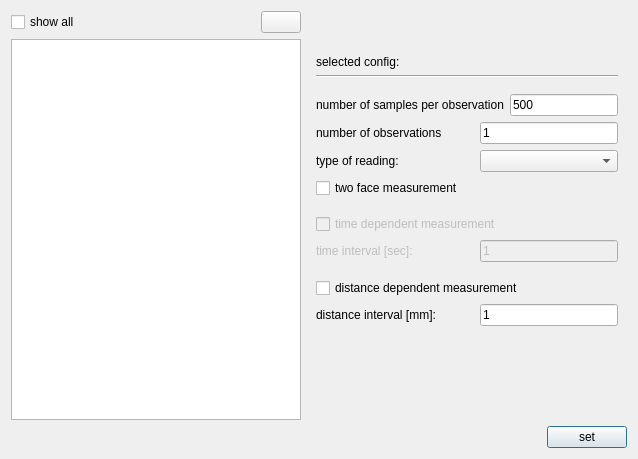
The window that ui/dialogs/measurementconfigurationdialog.ui (OpenIndy/OpenIndy) describes before a commit, drawn with Qt 5.
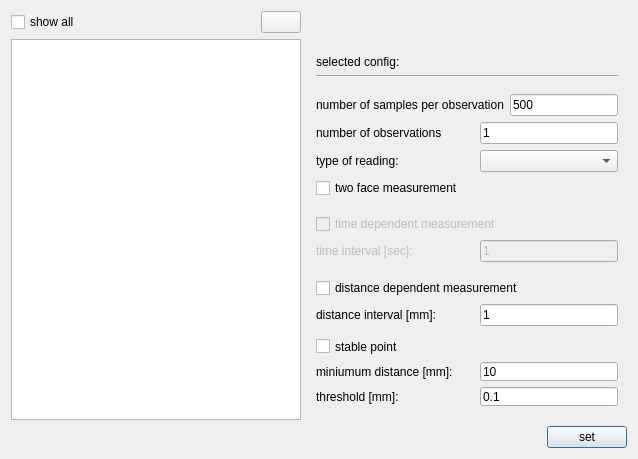
The same window after the commit. Icons and pictures are not drawn.

Commit message: OI-496: stable point ui

```diff
--- a/ui/dialogs/measurementconfigurationdialog.ui
+++ b/ui/dialogs/measurementconfigurationdialog.ui
@@ -321,11 +321,77 @@
             <property name="sizeHint" stdset="0">
              <size>
               <width>20</width>
-              <height>40</height>
+              <height>10</height>
              </size>
             </property>
            </spacer>
           </item>
+          <item>
+           <layout class="QVBoxLayout" name="verticalLayout_stablePoint">
+            <property name="topMargin">
+             <number>5</number>
+            </property>
+            <property name="bottomMargin">
+             <number>5</number>
+            </property>
+            <item>
+             <widget class="QCheckBox" name="checkBox_isStablePoint">
+              <property name="text">
+               <string>stable point</string>
+              </property>
+             </widget>
+            </item>
+            <item>
+             <layout class="QHBoxLayout" name="horizontalLayout_10" stretch="8,7">
+              <item>
+               <widget class="QLabel" name="label">
+                <property name="text">
+                 <string>miniumum distance [mm]:</string>
+                </property>
+               </widget>
+              </item>
+              <item>
+               <widget class="QLineEdit" name="lineEdit_stablePoint_min_distance">
+                <property name="text">
+                 <string>10</string>
+                </property>
+               </widget>
+              </item>
+             </layout>
+            </item>
+            <item>
+             <layout class="QHBoxLayout" name="horizontalLayout_11" stretch="8,7">
+              <item>
+               <widget class="QLabel" name="label_2">
+                <property name="text">
+                 <string>threshold [mm]:</string>
+                </property>
+               </widget>
+              </item>
+              <item>
+               <widget class="QLineEdit" name="lineEdit_stablePoint_threshold">
+                <property name="text">
+                 <string>0.1</string>
+                </property>
+               </widget>
+              </item>
+             </layout>
+            </item>
+            <item>
+             <spacer name="verticalSpacer_6">
+              <property name="orientation">
+               <enum>Qt::Vertical</enum>
+              </property>
+              <property name="sizeHint" stdset="0">
+               <size>
+                <width>20</width>
+                <height>40</height>
+               </size>
+              </property>
+             </spacer>
+            </item>
+           </layout>
+          </item>
          </layout>
         </item>
        </layout>
```
